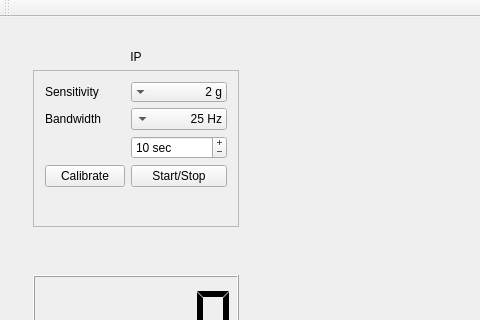
Old version of the form Hitme.ui/forms/hitmemainwindow.ui in the repository Schumbi/HitMe; both pictures show x 0 to 480 and y 0 to 320 of the 940 by 566 pixel window.
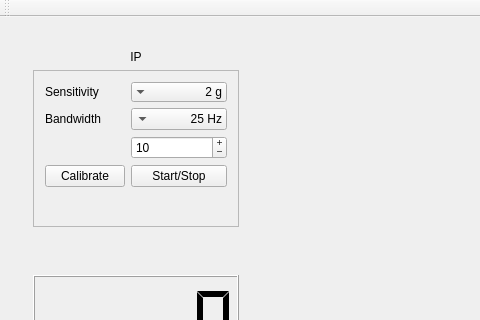
New version of the form.

Patch:
```diff
--- a/Hitme.ui/forms/hitmemainwindow.ui
+++ b/Hitme.ui/forms/hitmemainwindow.ui
@@ -194,13 +194,13 @@
                 <enum>QAbstractSpinBox::CorrectToNearestValue</enum>
                </property>
                <property name="suffix">
-                <string> sec</string>
+                <string/>
                </property>
                <property name="prefix">
                 <string/>
                </property>
                <property name="minimum">
-                <number>5</number>
+                <number>1</number>
                </property>
                <property name="maximum">
                 <number>60</number>
```
